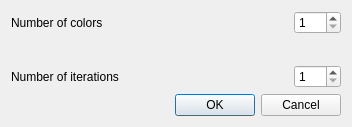
This is KmeansDlg.ui in ckeleshi/ptrans as Qt 5 draws it before an edit. The edited form follows.
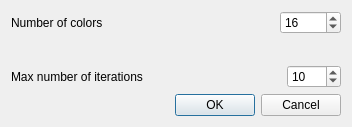
This is the edited form.

Diff of the .ui file:
```diff
--- a/KmeansDlg.ui
+++ b/KmeansDlg.ui
@@ -42,7 +42,10 @@
         <number>1</number>
        </property>
        <property name="maximum">
-        <number>255</number>
+        <number>65536</number>
+       </property>
+       <property name="value">
+        <number>16</number>
        </property>
       </widget>
      </item>
@@ -66,7 +69,7 @@
      <item>
       <widget class="QLabel" name="label_It">
        <property name="text">
-        <string>Number of iterations</string>
+        <string>Max number of iterations</string>
        </property>
       </widget>
      </item>
@@ -89,7 +92,10 @@
         <number>1</number>
        </property>
        <property name="maximum">
-        <number>255</number>
+        <number>1000</number>
+       </property>
+       <property name="value">
+        <number>10</number>
        </property>
       </widget>
      </item>
```
